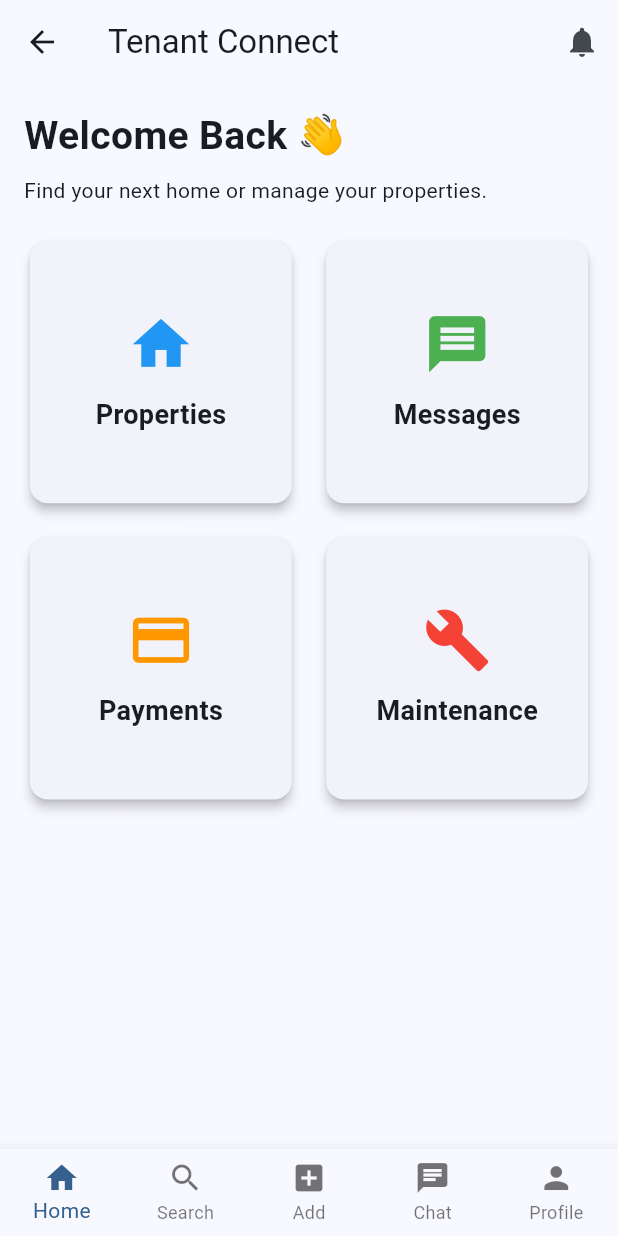
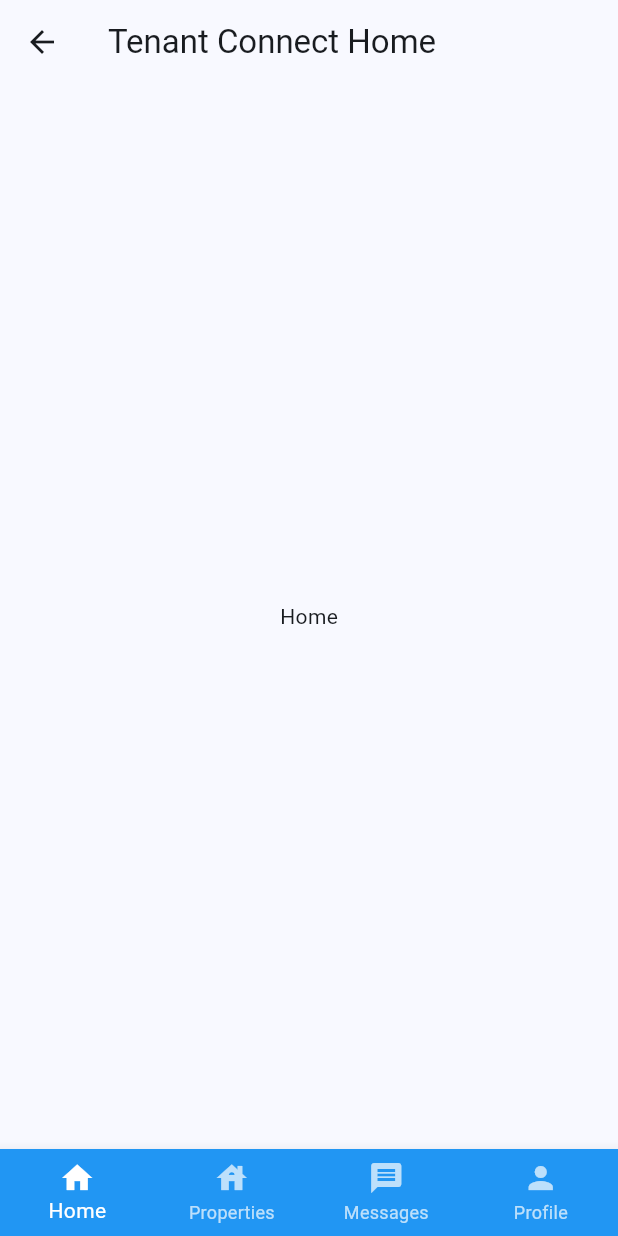
Before and after one commit to kiragu-hub/tenant-connect, a Flutter app: the HomeScreen screen opened by its route, on a phone screen of 412 x 824 dp. Run offline on Flutter 3.47's test engine with Material 3 defaults, Android fonts, the phone set to English and light mode, and no system bars.

Commit message:
Implement login flow and home bottom navigation

```diff
--- a/mobile/lib/features/home/presentation/screens/home_screen.dart
+++ b/mobile/lib/features/home/presentation/screens/home_screen.dart
@@ -8,168 +8,50 @@ class HomeScreen extends StatefulWidget {
 }
 
 class _HomeScreenState extends State<HomeScreen> {
+  int currentIndex = 0;
 
-  int _currentIndex = 0;
-
-  Widget dashboardCard(
-    IconData icon,
-    String title,
-    Color color,
-  ) {
-    return Card(
-      elevation: 3,
-      child: InkWell(
-        borderRadius: BorderRadius.circular(12),
-        onTap: () {},
-        child: Padding(
-          padding: const EdgeInsets.all(20),
-          child: Column(
-            mainAxisAlignment: MainAxisAlignment.center,
-            children: [
-              Icon(
-                icon,
-                size: 45,
-                color: color,
-              ),
-
-              const SizedBox(height: 12),
-
-              Text(
-                title,
-                style: const TextStyle(
-                  fontWeight: FontWeight.bold,
-                  fontSize: 18,
-                ),
-              )
-            ],
-          ),
-        ),
-      ),
-    );
-  }
+  final List<Widget> screens = [
+    const Center(child: Text("Home")),
+    const Center(child: Text("Properties")),
+    const Center(child: Text("Messages")),
+    const Center(child: Text("Profile")),
+  ];
 
   @override
   Widget build(BuildContext context) {
-
     return Scaffold(
-
       appBar: AppBar(
-        title: const Text("Tenant Connect"),
-        actions: const [
-          Padding(
-            padding: EdgeInsets.symmetric(horizontal: 12),
-            child: Icon(Icons.notifications),
-          )
-        ],
+        title: const Text("Tenant Connect Home"),
       ),
-
-      body: Padding(
-        padding: const EdgeInsets.all(16),
-
-        child: Column(
-
-          crossAxisAlignment: CrossAxisAlignment.start,
-
-          children: [
-
-            const Text(
-              "Welcome Back 👋",
-              style: TextStyle(
-                fontSize: 26,
-                fontWeight: FontWeight.bold,
-              ),
-            ),
-
-            const SizedBox(height: 8),
-
-            const Text(
-              "Find your next home or manage your properties.",
-            ),
-
-            const SizedBox(height: 20),
-
-            Expanded(
-              child: GridView.count(
-                crossAxisCount: 2,
-                crossAxisSpacing: 15,
-                mainAxisSpacing: 15,
-                children: [
-
-                  dashboardCard(
-                    Icons.home,
-                    "Properties",
-                    Colors.blue,
-                  ),
-
-                  dashboardCard(
-                    Icons.message,
-                    "Messages",
-                    Colors.green,
-                  ),
-
-                  dashboardCard(
-                    Icons.payment,
-                    "Payments",
-                    Colors.orange,
-                  ),
-
-                  dashboardCard(
-                    Icons.build,
-                    "Maintenance",
-                    Colors.red,
-                  ),
-
-                ],
-              ),
-            ),
-
-          ],
-        ),
-      ),
-
+      body: screens[currentIndex],
       bottomNavigationBar: BottomNavigationBar(
-
-        currentIndex: _currentIndex,
-
+        type: BottomNavigationBarType.fixed,
+        backgroundColor: Colors.blue,
+        selectedItemColor: Colors.white,
+        unselectedItemColor: Colors.white70,
+        currentIndex: currentIndex,
         onTap: (index) {
-
           setState(() {
-
-            _currentIndex = index;
-
+            currentIndex = index;
           });
-
         },
-
-        type: BottomNavigationBarType.fixed,
-
         items: const [
-
           BottomNavigationBarItem(
             icon: Icon(Icons.home),
-            label: "Home",
+            label: 'Home',
           ),
-
           BottomNavigationBarItem(
-            icon: Icon(Icons.search),
-            label: "Search",
+            icon: Icon(Icons.house),
+            label: 'Properties',
           ),
-
           BottomNavigationBarItem(
-            icon: Icon(Icons.add_box),
-            label: "Add",
+            icon: Icon(Icons.message),
+            label: 'Messages',
           ),
-
-          BottomNavigationBarItem(
-            icon: Icon(Icons.chat),
-            label: "Chat",
-          ),
-
           BottomNavigationBarItem(
             icon: Icon(Icons.person),
-            label: "Profile",
+            label: 'Profile',
           ),
-
         ],
       ),
     );
```
Also changed, not shown: mobile/lib/features/auth/presentation/screens/login_screen.dart (+0 -30 lines), mobile/lib/features/home/presentation/screens/dashboard_page.dart (added, +18 -0 lines), mobile/lib/features/home/presentation/screens/profile_page.dart (added, +18 -0 lines), mobile/lib/features/home/presentation/screens/search_page.dart (added, +18 -0 lines), mobile/pubspec.yaml (+9 -2 lines), mobile/pubspec.lock.
